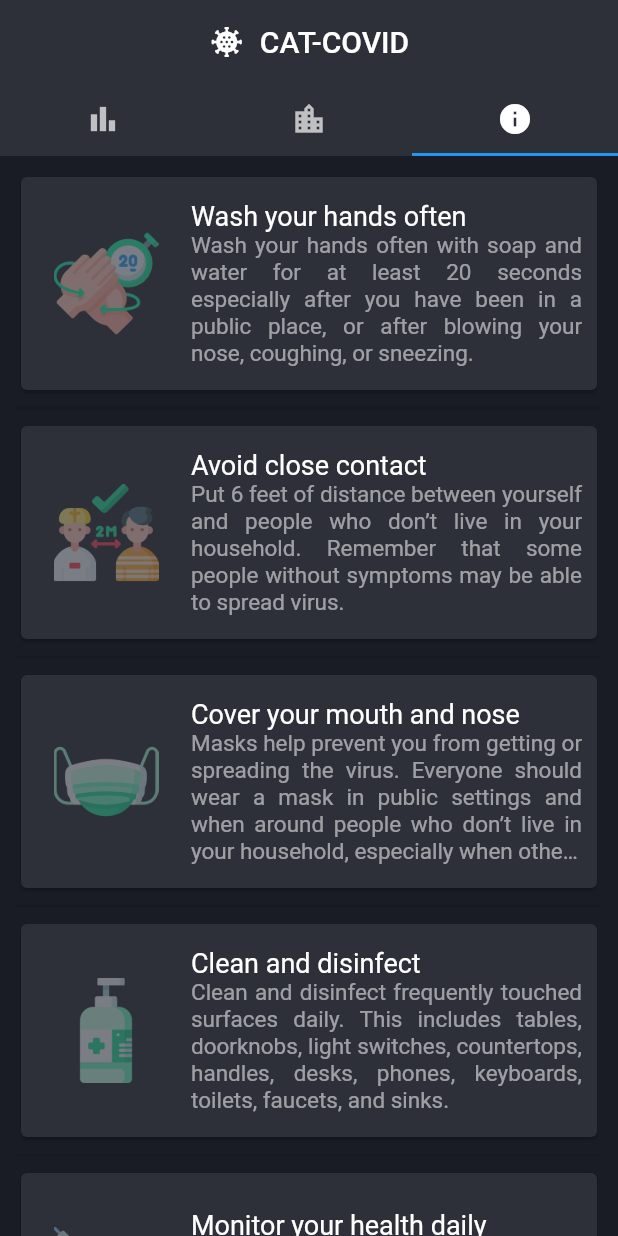
After one commit to marcelpujol/flutter-covid-app, a Flutter app: the screen it shows after launch, tab 3 chosen, on a phone screen of 412 x 824 dp. The commit adds this screen. Run offline on Flutter 3.47's test engine with Material 2 defaults, Android fonts, the light colour scheme and no system bars; our stand-ins replace auto_size_text, charts_flutter; network calls fail.

Commit message:
add info tab

```diff
--- /dev/null
+++ b/assets/prevention.json
@@ -0,0 +1,32 @@
+[
+    {
+        "title": "Wash your hands often",
+        "description": "Wash your hands often with soap and water for at least 20 seconds especially after you have been in a public place, or after blowing your nose, coughing, or sneezing.",
+        "icon": "assets/img/hands.png",
+        "content": "Lorem ipsum dolor sit amet, consectetur adipiscing elit, sed do eiusmod tempor incididunt ut labore et dolore magna aliqua. Ut enim ad minim veniam, quis nostrud exercitation ullamco laboris nisi ut aliquip ex ea commodo consequat. Duis aute irure dolor in reprehenderit in voluptate velit esse cillum dolore eu fugiat nulla pariatur. Excepteur sint occaecat cupidatat non proident, sunt in culpa qui officia deserunt mollit anim id est laborum."
+    },
+    {
+        "title": "Avoid close contact",
+        "description": "Put 6 feet of distance between yourself and people who don’t live in your household. Remember that some people without symptoms may be able to spread virus.",
+        "icon": "assets/img/distance.png",
+        "content": "Lorem ipsum dolor sit amet, consectetur adipiscing elit, sed do eiusmod tempor incididunt ut labore et dolore magna aliqua. Ut enim ad minim veniam, quis nostrud exercitation ullamco laboris nisi ut aliquip ex ea commodo consequat. Duis aute irure dolor in reprehenderit in voluptate velit esse cillum dolore eu fugiat nulla pariatur. Excepteur sint occaecat cupidatat non proident, sunt in culpa qui officia deserunt mollit anim id est laborum."
+    },
+    {
+        "title": "Cover your mouth and nose",
+        "description": "Masks help prevent you from getting or spreading the virus. Everyone should wear a mask in public settings and when around people who don’t live in your household, especially when other social distancing measures are difficult to maintain.",
+        "icon": "assets/img/mask.png",
+        "content": "Lorem ipsum dolor sit amet, consectetur adipiscing elit, sed do eiusmod tempor incididunt ut labore et dolore magna aliqua. Ut enim ad minim veniam, quis nostrud exercitation ullamco laboris nisi ut aliquip ex ea commodo consequat. Duis aute irure dolor in reprehenderit in voluptate velit esse cillum dolore eu fugiat nulla pariatur. Excepteur sint occaecat cupidatat non proident, sunt in culpa qui officia deserunt mollit anim id est laborum."
+    },
+    {
+        "title": "Clean and disinfect",
+        "description": "Clean and disinfect frequently touched surfaces daily. This includes tables, doorknobs, light switches, countertops, handles, desks, phones, keyboards, toilets, faucets, and sinks.",
+        "icon": "assets/img/clean.png",
+        "content": "Lorem ipsum dolor sit amet, consectetur adipiscing elit, sed do eiusmod tempor incididunt ut labore et dolore magna aliqua. Ut enim ad minim veniam, quis nostrud exercitation ullamco laboris nisi ut aliquip ex ea commodo consequat. Duis aute irure dolor in reprehenderit in voluptate velit esse cillum dolore eu fugiat nulla pariatur. Excepteur sint occaecat cupidatat non proident, sunt in culpa qui officia deserunt mollit anim id est laborum."
+    },
+    {
+        "title": "Monitor your health daily",
+        "description": "Be alert for symptoms. Watch for fever, cough, shortness of breath, or other symptoms of COVID-19. Take your temperature if symptoms develop.",
+        "icon": "assets/img/termometer.png",
+        "content": "Lorem ipsum dolor sit amet, consectetur adipiscing elit, sed do eiusmod tempor incididunt ut labore et dolore magna aliqua. Ut enim ad minim veniam, quis nostrud exercitation ullamco laboris nisi ut aliquip ex ea commodo consequat. Duis aute irure dolor in reprehenderit in voluptate velit esse cillum dolore eu fugiat nulla pariatur. Excepteur sint occaecat cupidatat non proident, sunt in culpa qui officia deserunt mollit anim id est laborum."
+    }
+]
--- a/lib/main.dart
+++ b/lib/main.dart
@@ -2,6 +2,7 @@ import 'package:flutter/material.dart';
 import 'package:flutter/services.dart';
 
 import 'package:flutter_covid_app/src/pages/global_page.dart';
+import 'package:flutter_covid_app/src/pages/prevention_info_list_page.dart';
 import 'package:flutter_covid_app/src/pages/towns_list_page.dart';
 import './src/constants/constants.dart' as Constants;
 
@@ -42,7 +43,7 @@ class MyApp extends StatelessWidget {
                 children: [
                   GlobalPage(globalContext: context),
                   TownsListPage(),
-                  GlobalPage(globalContext: context)
+                  PreventionInfoListPage()
                 ],
               )
           )
--- /dev/null
+++ b/lib/src/models/prevention_info.dart
@@ -0,0 +1,20 @@
+class PreventionInfo {
+  String title;
+  String description;
+  String iconPath;
+  String content;
+
+  PreventionInfo({
+    this.title,
+    this.description,
+    this.iconPath,
+    this.content
+  });
+
+  PreventionInfo.fromJsonMap(Map<String, dynamic> json) {
+    this.title = json['title'];
+    this.description = json['description'];
+    this.iconPath = json['icon'];
+    this.content = json['content'];
+  }
+}
--- /dev/null
+++ b/lib/src/models/preventions_info.dart
@@ -0,0 +1,15 @@
+import 'package:flutter_covid_app/src/models/prevention_info.dart';
+
+class PreventionsInfo {
+  List<PreventionInfo> data = new List<PreventionInfo>();
+
+  PreventionsInfo();
+
+  PreventionsInfo.fromJsonList(List<dynamic> jsonList) {
+    if (jsonList.length == 0) return;
+    for (var item in jsonList) {
+      PreventionInfo preventionInfo = PreventionInfo.fromJsonMap(item);
+      data.add(preventionInfo);
+    }
+  }
+}
--- /dev/null
+++ b/lib/src/pages/prevention_info_list_page.dart
@@ -0,0 +1,35 @@
+import 'package:flutter/material.dart';
+import 'package:flutter_covid_app/src/models/preventions_info.dart';
+import 'package:flutter_covid_app/src/providers/prevention_info.provider.dart';
+import 'package:flutter_covid_app/src/widgets/my-list-view.widget.dart';
+
+class PreventionInfoListPage extends StatelessWidget {
+  final PreventionInfoProvider preventionInfoProvider = new PreventionInfoProvider();
+
+  @override
+  Widget build(BuildContext context) {
+    Future<PreventionsInfo> _preventionsInfoData = preventionInfoProvider.getPreventionsList();
+    var _screenSize = MediaQuery.of(context).size;
+
+    return Container(
+      child: FutureBuilder(
+        future: _preventionsInfoData,
+        builder: (BuildContext context, AsyncSnapshot<PreventionsInfo> snapshot) {
+          if (snapshot.hasData) {
+            return MyListViewWidget(items: snapshot.data);
+          }
+          return _displayLoading(_screenSize);
+        }
+      )
+    );
+  }
+
+  Widget _displayLoading(Size screenSize) {
+    return Container(
+      height: screenSize.height * 0.5,
+      child: Center(
+        child: CircularProgressIndicator()
+      )
+    );
+  }
+}
--- a/lib/src/providers/incidence_by_region.provider.dart
+++ /dev/null
@@ -1,24 +0,0 @@
-
-import 'package:http/http.dart' as http;
-import 'dart:convert';
-import 'dart:async';
-
-import 'package:flutter_covid_app/src/models/incidences_by_region.dart';
-
-class IncidenceByRegionProvider {
-  String _apiKey = 'nNoXhDJ82fT90BsS-BWkkRAXORSqFbYpEWAB';
-  //String _urlBase = 'analisi.transparenciacatalunya.cat/resource/623z-r97q.json';
-
-  Future<IncidencesByRegion> getIncidenceByRegion() async {
-    String params = 'codi=13';
-    final url = 'https://analisi.transparenciacatalunya.cat/resource/c7sd-zy9j.json?$params';
-
-    final response = await http.get(url, headers: {
-      'x-api-key': _apiKey
-    });
-    final decodedData = json.decode(response.body);
-    final incidences = new IncidencesByRegion.fromJsonList(decodedData);
-
-    return incidences;
-  }
-}
--- /dev/null
+++ b/lib/src/providers/prevention_info.provider.dart
@@ -0,0 +1,16 @@
+import 'package:flutter/services.dart' show rootBundle;
+import 'dart:convert';
+import 'dart:async';
+
+import 'package:flutter/services.dart';
+import 'package:flutter_covid_app/src/models/preventions_info.dart';
+
+class PreventionInfoProvider {
+  Future<PreventionsInfo> getPreventionsList() async {
+    final response = await rootBundle.loadString('assets/prevention.json');
+    final decodedData = json.decode(response);
+    PreventionsInfo preventionsInfo = PreventionsInfo.fromJsonList(decodedData);
+
+    return preventionsInfo;
+  }
+}
--- /dev/null
+++ b/lib/src/widgets/my-list-view.widget.dart
@@ -0,0 +1,71 @@
+import 'package:flutter/material.dart';
+import 'package:flutter_covid_app/src/models/prevention_info.dart';
+import 'package:flutter_covid_app/src/models/preventions_info.dart';
+
+class MyListViewWidget extends StatelessWidget {
+  final PreventionsInfo items;
+
+  MyListViewWidget({ @required this.items });
+
+  @override
+  Widget build(BuildContext context) {
+    return _getListView();
+  }
+
+  Widget _getListView() {
+    return ListView.separated(
+      padding: EdgeInsets.all(10.0),
+      itemCount: items.data.length,
+      itemBuilder: (BuildContext context, int index) {
+        var item = items.data[index];
+        return _getListItem(context, item);
+      },
+      separatorBuilder: (BuildContext context, int index) {
+        return const Divider();
+      },
+    );
+  }
+
+  Widget _getListItem(BuildContext context, PreventionInfo preventionInfo) {
+    var _listItem = Container(
+      width: MediaQuery.of(context).size.width - 20,
+      height: 150,
+      child: Card(
+        color: Color.fromRGBO(45, 47, 57, 1.0),
+        child: Row(
+          crossAxisAlignment: CrossAxisAlignment.center,
+          children: [
+            SizedBox(width: 10.0),
+            ClipRRect(
+              child: FadeInImage(
+                placeholder: AssetImage('assets/img/default-image.png'),
+                image: AssetImage(preventionInfo.iconPath.toString()),
+                fit: BoxFit.cover,
+                height: 70.0
+              )
+            ),
+            SizedBox(width: 10.0),
+            Expanded(
+              child: Column(
+                crossAxisAlignment: CrossAxisAlignment.start,
+                mainAxisAlignment: MainAxisAlignment.center,
+                children: [
+                  Text(preventionInfo.title, style: TextStyle(color: Colors.white, fontSize: 18), maxLines: 1, overflow: TextOverflow.ellipsis, textAlign: TextAlign.justify),
+                  Text(preventionInfo.description, style: TextStyle(color: Colors.white54, fontSize: 15), maxLines: 5, overflow: TextOverflow.ellipsis, textAlign: TextAlign.justify)
+                ]
+              )
+            ),
+            SizedBox(width: 10.0)
+          ]
+        )
+      )
+    );
+
+    return GestureDetector(
+      child: _listItem,
+      onTap: () {
+        print(preventionInfo.title);
+      },
+    );
+  }
+}
--- a/pubspec.yaml
+++ b/pubspec.yaml
@@ -57,6 +57,7 @@ flutter:
   # To add assets to your application, add an assets section, like this:
   assets:
     - assets/municipis.json
+    - assets/prevention.json
     - assets/img/
   #   - images/a_dot_burr.jpeg
   #   - images/a_dot_ham.jpeg
```
Also changed, not shown: assets/img/clean.png (added), assets/img/distance.png (added), assets/img/hands.png (added), assets/img/mask.png (added), assets/img/termometer.png (added), 1 other file.
